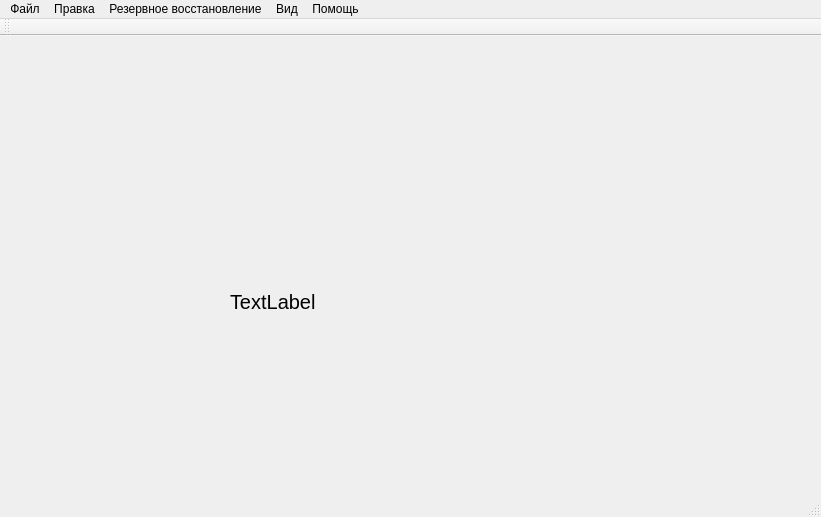
First picture: the form in Client/mainwindow.ui, repository VladimirNikel/MyAkk, before the edit.
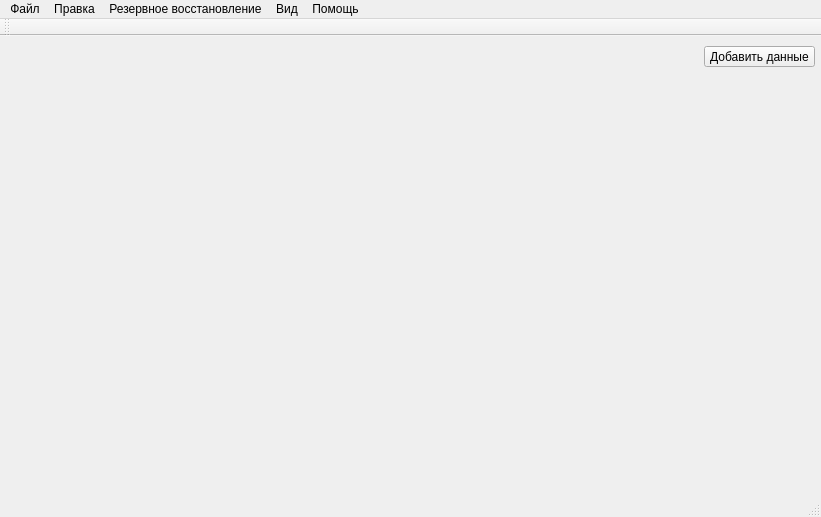
Second picture: the form after the edit. Icons and pictures are not drawn.

Commit message: добавление окон add data

Diff of the .ui file:
```diff
--- a/Client/mainwindow.ui
+++ b/Client/mainwindow.ui
@@ -18,22 +18,17 @@
     <normaloff>:/photo/lighthouse.ico</normaloff>:/photo/lighthouse.ico</iconset>
   </property>
   <widget class="QWidget" name="centralWidget">
-   <widget class="QLabel" name="label">
+   <widget class="QToolButton" name="addData">
     <property name="geometry">
      <rect>
-      <x>230</x>
-      <y>210</y>
-      <width>261</width>
-      <height>111</height>
+      <x>704</x>
+      <y>10</y>
+      <width>111</width>
+      <height>21</height>
      </rect>
     </property>
-    <property name="font">
-     <font>
-      <pointsize>15</pointsize>
-     </font>
-    </property>
     <property name="text">
-     <string>TextLabel</string>
+     <string>Добавить данные</string>
     </property>
    </widget>
   </widget>
```
Left out of the diff: 10 changed lines with no effect on the pictures. The commit also changes 13 other files.
